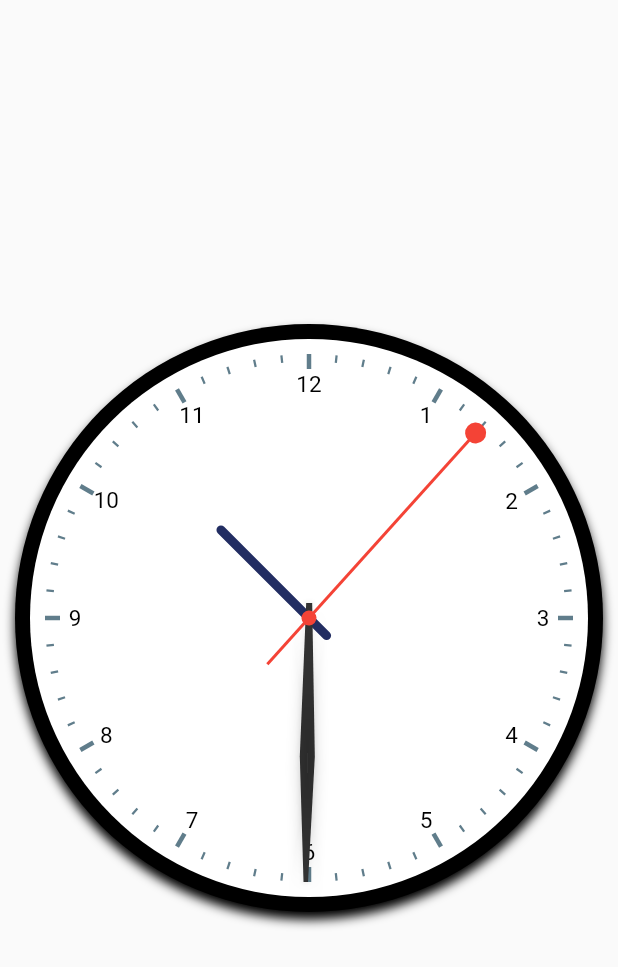
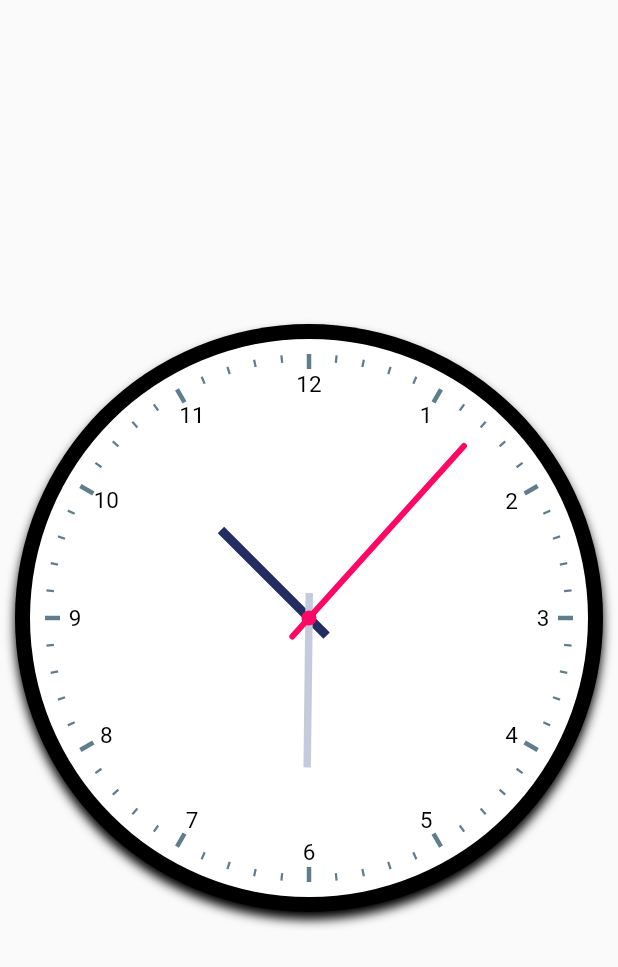
Before and after one commit to ajvelo/My-Alarm, a Flutter app: the screen it shows after launch, on a phone screen of 412 x 824 dp. Shown: the top 967 px of the screen. Run offline on Flutter 3.47's test engine with Material 2 defaults, Android fonts, the phone set to English and light mode, and no system bars.

Commit message:
Change UI of clock hands

```diff
--- a/my_alarm/lib/hand_hour.dart
+++ b/my_alarm/lib/hand_hour.dart
@@ -33,6 +33,7 @@ class HourHandPainter extends CustomPainter{
 
     path.moveTo(0.0, -radius * 0.5);
     path.lineTo(0.0, radius * 0.1);
+    path.close();
 
     canvas.drawPath(path, hourHandPaint);
     canvas.drawShadow(path, Colors.black, 2.0, false);
--- a/my_alarm/lib/hand_minute.dart
+++ b/my_alarm/lib/hand_minute.dart
@@ -11,8 +11,10 @@ class MinuteHandPainter extends CustomPainter{
   int seconds;
 
   MinuteHandPainter({this.minutes, this.seconds}):minuteHandPaint= new Paint(){
-    minuteHandPaint.color= const Color(0xFF333333);
-    minuteHandPaint.style= PaintingStyle.fill;
+    minuteHandPaint.color= const Color(0xffc5cbdd);
+    minuteHandPaint.style= PaintingStyle.stroke;
+    minuteHandPaint.strokeCap = StrokeCap.round;
+    minuteHandPaint.strokeWidth = 5.0;
 
   }
 
@@ -26,12 +28,9 @@ class MinuteHandPainter extends CustomPainter{
     canvas.rotate(2*pi*((this.minutes+(this.seconds/60))/60));
 
     Path path= new Path();
-    path.moveTo(-1.5, -radius-10.0);
-    path.lineTo(-5.0, -radius/1.8);
-    path.lineTo(-2.0, 10.0);
-    path.lineTo(2.0, 10.0);
-    path.lineTo(5.0, -radius/1.8);
-    path.lineTo(1.5, -radius-10.0);
+
+    path.moveTo(0.0, -radius * 0.6);
+    path.lineTo(0.0, radius * 0.1);
     path.close();
 
     canvas.drawPath(path, minuteHandPaint);
--- a/my_alarm/lib/hand_second.dart
+++ b/my_alarm/lib/hand_second.dart
@@ -13,11 +13,12 @@ class SecondHandPainter extends CustomPainter{
   SecondHandPainter({this.seconds}):
         secondHandPaint= new Paint(),
         secondHandPointsPaint= new Paint(){
-    secondHandPaint.color= Colors.red;
+    secondHandPaint.color= Color(0xffff0764);
     secondHandPaint.style= PaintingStyle.stroke;
-    secondHandPaint.strokeWidth= 2.0;
+    secondHandPaint.strokeWidth= 4.0;
+    secondHandPaint.strokeCap = StrokeCap.round;
 
-    secondHandPointsPaint.color=Colors.red;
+    secondHandPointsPaint.color=Color(0xffff0764);
     secondHandPointsPaint.style= PaintingStyle.fill;
 
   }
@@ -33,16 +34,13 @@ class SecondHandPainter extends CustomPainter{
 
     Path path1= new Path();
     Path path2 = new Path();
-    path1.moveTo(0.0, -radius );
-    path1.lineTo(0.0, radius/4);
+    path1.moveTo(0.0, -radius * 0.93 );
+    path1.lineTo(0.0, radius * 0.1);
 
-    path2.addOval(new Rect.fromCircle(radius: 7.0, center: new Offset(0.0, -radius)));
     path2.addOval(new Rect.fromCircle(radius: 5.0, center: new Offset(0.0, 0.0)));
 
     canvas.drawPath(path1, secondHandPaint);
     canvas.drawPath(path2, secondHandPointsPaint);
-
-//    canvas.drawShadow(path2, Colors.black, 4.0, false);
 
     canvas.restore();
   }
```
